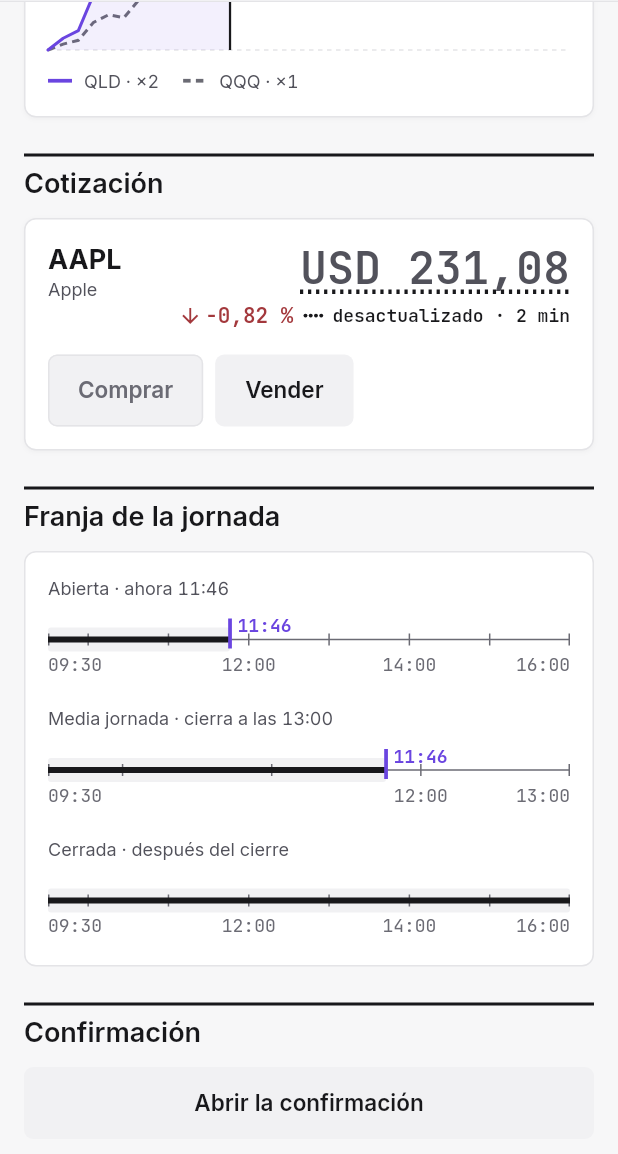
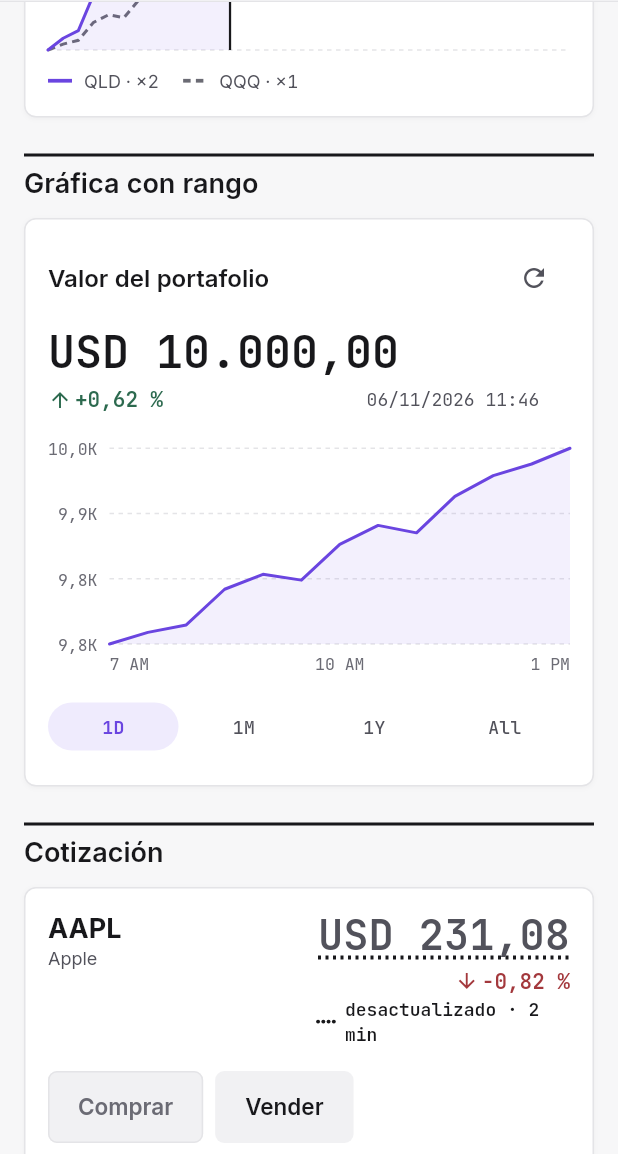
Before and after one commit to riverbonilla1504/NASTOCK, a Flutter app: the PaginaComponentes screen opened directly, scrolled down 2880 dp, on a phone screen of 412 x 824 dp, the part 82-1236 px from its top. Run offline on Flutter 3.47's test engine with Material 3 defaults, Android fonts, the phone set to English and light mode, and no system bars; our stand-ins replace flutter_riverpod, flutter_secure_storage, go_router, google_sign_in, supabase_flutter; accounts and stored records are empty.

Commit message:
Agrega el selector de rango y la tarjeta de gráfica estilo Alpaca al catálogo y evita el desborde de la tarjeta de cotización (#144)

```diff
--- a/lib/app/catalogo/pagina_componentes.dart
+++ b/lib/app/catalogo/pagina_componentes.dart
@@ -4,6 +4,7 @@
 import 'package:flutter/material.dart';
 
 import '../../core/errores/traduccion_de_errores.dart';
+import '../../core/formato/formato_dinero.dart';
 import '../../shared/widgets/avisos.dart';
 import '../../shared/widgets/barra_superior.dart';
 import '../../shared/widgets/botones.dart';
@@ -18,7 +19,9 @@
 import '../../shared/widgets/grafica_de_linea.dart';
 import '../../shared/widgets/mensaje_de_error.dart';
 import '../../shared/widgets/opciones_excluyentes.dart';
+import '../../shared/widgets/selector_de_rango.dart';
 import '../../shared/widgets/tarjeta.dart';
+import '../../shared/widgets/tarjeta_de_grafica.dart';
 import '../../shared/widgets/tarjeta_de_cotizacion.dart';
 import '../tema.dart';
 import 'datos_de_ejemplo.dart';
@@ -43,6 +46,7 @@
   );
   bool _enviando = false;
   String _rol = 'usuario';
+  RangoDeGrafica _rango = RangoDeGrafica.dia;
   final TextEditingController _fueraDeRango = TextEditingController(
     text: '900',
   );
@@ -329,6 +333,26 @@
             ],
           ),
           _Seccion(
+            titulo: 'Gráfica con rango',
+            children: [
+              TarjetaDeGrafica(
+                titulo: 'Valor del portafolio',
+                valor: 10000,
+                cambio: 0.62,
+                fecha: '06/11/2026 11:46',
+                serie: _serieDelRango(_rango),
+                etiquetasX: const ['7 AM', '10 AM', '1 PM'],
+                formatoY: formatearCifraCorta,
+                descripcion:
+                    'Valor del portafolio en el rango ${_rango.lectura}: '
+                    'sube de 9.940 a 10.000 dólares',
+                rango: _rango,
+                alElegirRango: (r) => setState(() => _rango = r),
+                alRefrescar: () {},
+              ),
+            ],
+          ),
+          _Seccion(
             titulo: 'Cotización',
             children: [
               TarjetaDeCotizacion(
@@ -447,6 +471,19 @@
         ],
       ),
     );
+  }
+
+  /// Una serie de ejemplo distinta por rango, de la misma forma que la curva
+  /// de QLD pero en dólares del portafolio.
+  static List<double> _serieDelRango(RangoDeGrafica rango) {
+    final factor = switch (rango) {
+      RangoDeGrafica.dia => 1.0,
+      RangoDeGrafica.mes => 2.5,
+      RangoDeGrafica.anio => 6.0,
+      RangoDeGrafica.todo => 9.0,
+    };
+    final base = Ejemplo.curvaQld;
+    return [for (final p in base) 10000 + (p - base.last) * 100 * factor];
   }
 
   static List<double> _variacionDesdeApertura(List<double> precios) => [
--- /dev/null
+++ b/lib/shared/widgets/selector_de_rango.dart
@@ -0,0 +1,135 @@
+/// Selector de rango de una gráfica: 1D · 1M · 1Y · All, como en Alpaca (D-69).
+///
+/// Son botones de texto; el elegido lleva una píldora con el fondo tenue del
+/// acento y el texto en negrita, así que se reconoce por la forma además del
+/// color. Cada opción mide al menos 48 dp. En el celular se usa a todo el
+/// ancho ([expandido]); en pantallas anchas se queda a la derecha del título.
+library;
+
+import 'package:flutter/material.dart';
+
+import '../../app/tema.dart';
+
+/// Los rangos que ofrece una gráfica, en orden.
+enum RangoDeGrafica {
+  dia('1D', 'Un día'),
+  mes('1M', 'Un mes'),
+  anio('1Y', 'Un año'),
+  todo('All', 'Todo el período');
+
+  const RangoDeGrafica(this.etiqueta, this.lectura);
+
+  /// Lo que se ve en el botón.
+  final String etiqueta;
+
+  /// Lo que lee un lector de pantalla.
+  final String lectura;
+}
+
+/// La clave de la opción de un rango, para las pruebas.
+Key claveDeRango(RangoDeGrafica rango) => ValueKey('rango-${rango.name}');
+
+class SelectorDeRango extends StatelessWidget {
+  const SelectorDeRango({
+    required this.rango,
+    required this.alElegir,
+    this.expandido = false,
+    super.key,
+  });
+
+  /// El rango elegido.
+  final RangoDeGrafica rango;
+
+  /// Avisa el rango tocado. Con `null`, todos quedan deshabilitados.
+  final ValueChanged<RangoDeGrafica>? alElegir;
+
+  /// Reparte el ancho entre las opciones (celular).
+  final bool expandido;
+
+  @override
+  Widget build(BuildContext context) {
+    final opciones = [
+      for (final r in RangoDeGrafica.values)
+        _Opcion(
+          key: claveDeRango(r),
+          rango: r,
+          elegido: r == rango,
+          alElegir: alElegir == null ? null : () => alElegir!(r),
+        ),
+    ];
+    return Semantics(
+      container: true,
+      label: 'Rango de la gráfica',
+      child: Row(
+        mainAxisSize: expandido ? MainAxisSize.max : MainAxisSize.min,
+        children: [
+          for (final o in opciones) expandido ? Expanded(child: o) : o,
+        ],
+      ),
+    );
+  }
+}
+
+class _Opcion extends StatelessWidget {
+  const _Opcion({
+    required this.rango,
+    required this.elegido,
+    required this.alElegir,
+    super.key,
+  });
+
+  final RangoDeGrafica rango;
+  final bool elegido;
+  final VoidCallback? alElegir;
+
+  @override
+  Widget build(BuildContext context) {
+    final c = context.colores;
+    final habilitado = alElegir != null;
+    final color = !habilitado
+        ? c.tintaTenue
+        : (elegido ? c.morado : c.tintaSuave);
+    final estilo = estiloDeCifra(
+      Theme.of(context).textTheme.labelMedium!.copyWith(
+        color: color,
+        fontWeight: elegido ? FontWeight.w700 : FontWeight.w500,
+      ),
+    );
+    return Semantics(
+      button: true,
+      selected: elegido,
+      enabled: habilitado,
+      label: rango.lectura,
+      onTap: alElegir,
+      excludeSemantics: true,
+      child: Material(
+        type: MaterialType.transparency,
+        child: InkWell(
+          onTap: alElegir,
+          borderRadius: BorderRadius.circular(Radios.control),
+          child: ConstrainedBox(
+            constraints: const BoxConstraints(
+              minWidth: Espacio.objetivoTactil,
+              minHeight: Espacio.objetivoTactil,
+            ),
+            child: Center(
+              child: AnimatedContainer(
+                duration: MediaQuery.disableAnimationsOf(context)
+                    ? Duration.zero
+                    : Duracion.estado,
+                height: 32,
+                padding: const EdgeInsets.symmetric(horizontal: Espacio.x3),
+                alignment: Alignment.center,
+                decoration: BoxDecoration(
+                  color: elegido ? c.moradoTenue : Colors.transparent,
+                  borderRadius: BorderRadius.circular(16),
+                ),
+                child: Text(rango.etiqueta, style: estilo),
+              ),
+            ),
+          ),
+        ),
+      ),
+    );
+  }
+}
--- a/lib/shared/widgets/tarjeta_de_cotizacion.dart
+++ b/lib/shared/widgets/tarjeta_de_cotizacion.dart
@@ -174,16 +174,24 @@
                 ),
               ),
               const SizedBox(width: Espacio.x3),
-              Column(
+              // Flexible: con la monoespaciada la columna del precio es ancha;
+              // así acota su ancho, el precio se achica y la variación baja.
+              Flexible(
+                child: Column(
                   crossAxisAlignment: CrossAxisAlignment.end,
                   children: [
-                  CifraUsd(
+                    FittedBox(
+                      fit: BoxFit.scaleDown,
+                      alignment: Alignment.centerRight,
+                      child: CifraUsd(
                         precio,
                         tamano: TamanoCifra.grande,
                         desactualizada: desactualizado,
                       ),
+                    ),
                     const SizedBox(height: Espacio.x1),
                     Wrap(
+                      alignment: WrapAlignment.end,
                       spacing: Espacio.x2,
                       crossAxisAlignment: WrapCrossAlignment.center,
                       children: [
@@ -195,6 +203,7 @@
                       ],
                     ),
                   ],
+                ),
               ),
             ],
           ),
--- /dev/null
+++ b/lib/shared/widgets/tarjeta_de_grafica.dart
@@ -0,0 +1,160 @@
+/// Tarjeta de gráfica con el estilo de Alpaca (D-69): título, valor grande en
+/// monoespaciada con su cambio y la fecha, la gráfica de línea a todo el ancho
+/// y el selector de rango 1D · 1M · 1Y · All.
+///
+/// Celular primero: el título y el refresco van arriba, el valor debajo, la
+/// gráfica a todo el ancho y el selector bajo la gráfica, repartido en todo el
+/// ancho con objetivos de 48 dp. Desde [anchoParaSelectorArriba] el selector
+/// pasa a la derecha del título, como en el panel de Alpaca.
+library;
+
+import 'package:flutter/material.dart';
+
+import '../../app/tema.dart';
+import '../../core/formato/formato_dinero.dart';
+import 'cifras.dart';
+import 'grafica_de_linea.dart';
+import 'selector_de_rango.dart';
+import 'tarjeta.dart';
+
+/// Ancho de la tarjeta desde el cual el selector va junto al título.
+const double anchoParaSelectorArriba = 520;
+
+class TarjetaDeGrafica extends StatelessWidget {
+  const TarjetaDeGrafica({
+    required this.titulo,
+    required this.serie,
+    required this.descripcion,
+    required this.rango,
+    required this.alElegirRango,
+    this.valor,
+    this.cambio,
+    this.fecha,
+    this.referencia,
+    this.ahora,
+    this.alRefrescar,
+    this.altoDeGrafica = 160,
+    this.rejilla = 4,
+    this.mostrarEjeY = true,
+    this.formatoY = formatearCifraCorta,
+    this.etiquetasX,
+    super.key,
+  });
+
+  final String titulo;
+
+  /// Valor grande en USD (`10000` → `USD 10.000,00`). Sin él, no se muestra.
+  final num? valor;
+
+  /// Cambio porcentual junto al valor, con flecha y signo.
+  final num? cambio;
+
+  /// Fecha y hora del dato, a la derecha del cambio y en monoespaciada.
+  final String? fecha;
+
+  final List<double> serie;
+  final List<double>? referencia;
+  final double? ahora;
+
+  /// Lo que lee un lector de pantalla de la gráfica.
+  final String descripcion;
+
+  final RangoDeGrafica rango;
+  final ValueChanged<RangoDeGrafica>? alElegirRango;
+
+  /// Si existe, aparece el botón de refrescar junto al título.
+  final VoidCallback? alRefrescar;
+
+  final double altoDeGrafica;
+  final int rejilla;
+  final bool mostrarEjeY;
+  final String Function(double valor) formatoY;
+  final List<String>? etiquetasX;
+
+  @override
+  Widget build(BuildContext context) {
+    final c = context.colores;
+    final textos = Theme.of(context).textTheme;
+    return Tarjeta(
+      child: LayoutBuilder(
+        builder: (context, restricciones) {
+          final ancha = restricciones.maxWidth >= anchoParaSelectorArriba;
+          final selector = SelectorDeRango(
+            rango: rango,
+            alElegir: alElegirRango,
+            expandido: !ancha,
+          );
+          return Column(
+            crossAxisAlignment: CrossAxisAlignment.stretch,
+            children: [
+              Row(
+                children: [
+                  Expanded(
+                    child: Semantics(
+                      header: true,
+                      child: Text(titulo, style: textos.titleMedium),
+                    ),
+                  ),
+                  if (ancha) selector,
+                  if (alRefrescar != null)
+                    IconButton(
+                      onPressed: alRefrescar,
+                      tooltip: 'Actualizar',
+                      constraints: const BoxConstraints(
+                        minWidth: Espacio.objetivoTactil,
+                        minHeight: Espacio.objetivoTactil,
+                      ),
+                      icon: Icon(Icons.refresh, size: 20, color: c.tintaSuave),
+                    ),
+                ],
+              ),
+              if (valor != null) ...[
+                const SizedBox(height: Espacio.x2),
+                // Las cifras grandes se achican antes que cortarse.
+                Align(
+                  alignment: Alignment.centerLeft,
+                  child: FittedBox(
+                    fit: BoxFit.scaleDown,
+                    child: CifraUsd(valor!, tamano: TamanoCifra.grande),
+                  ),
+                ),
+              ],
+              if (cambio != null || fecha != null) ...[
+                const SizedBox(height: Espacio.x1),
+                Row(
+                  children: [
+                    if (cambio != null) Variacion(cambio!),
+                    const Spacer(),
+                    if (fecha != null)
+                      Flexible(
+                        child: Text(
+                          fecha!,
+                          textAlign: TextAlign.right,
+                          style: estiloDeCifra(
+                            textos.bodySmall!.copyWith(color: c.tintaSuave),
+                          ),
+                        ),
+                      ),
+                  ],
+                ),
+              ],
+              const SizedBox(height: Espacio.x4),
+              GraficaDeLinea(
+                serie: serie,
+                referencia: referencia,
+                ahora: ahora,
+                alto: altoDeGrafica,
+                rejilla: rejilla,
+                mostrarEjeY: mostrarEjeY,
+                formatoY: formatoY,
+                etiquetasX: etiquetasX,
+                descripcion: descripcion,
+              ),
+              if (!ancha) ...[const SizedBox(height: Espacio.x2), selector],
+            ],
+          );
+        },
+      ),
+    );
+  }
+}
```
Also changed, not shown: 2 other files. Lines whose indentation alone changed are shown as unchanged.
